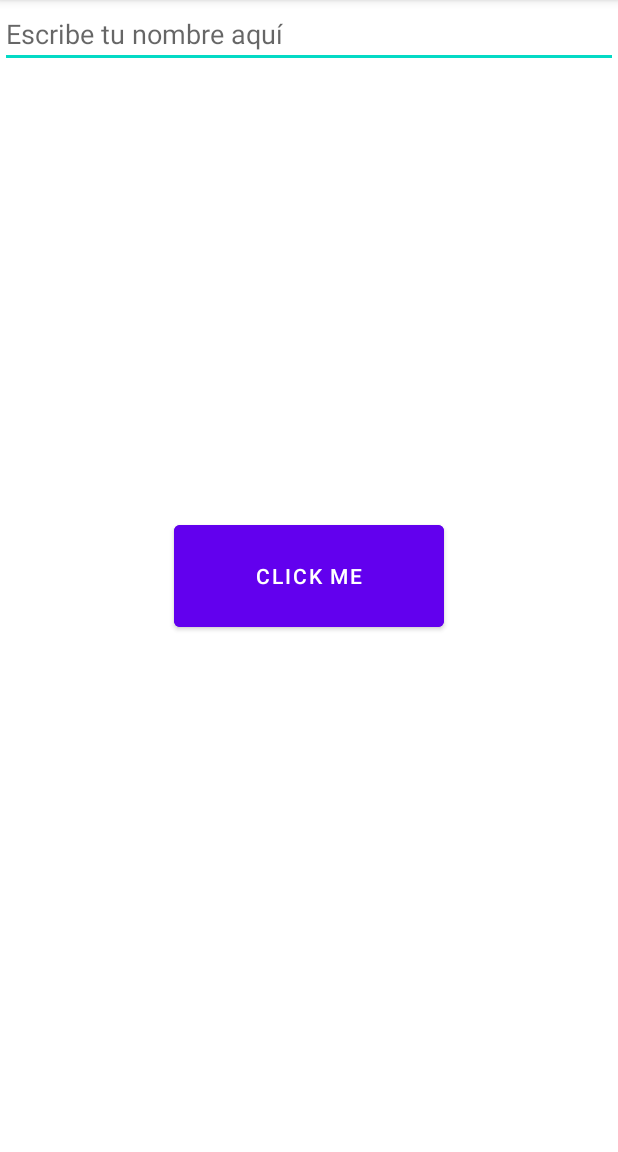
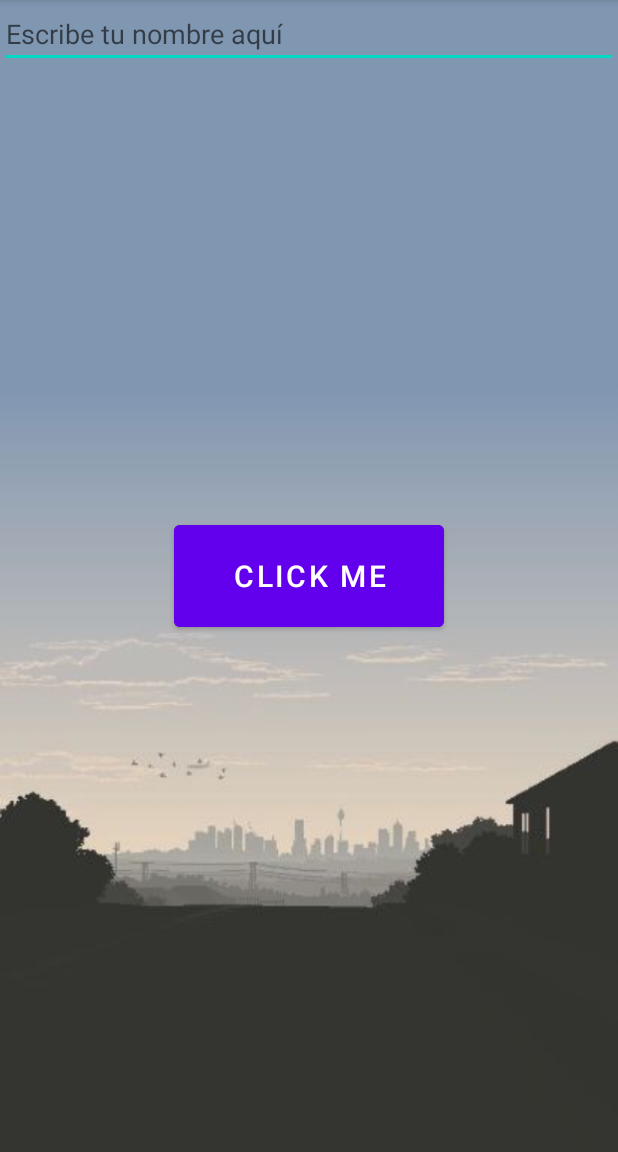
Before and after one commit to santimartinezzgb/app-movil-clickme, an Android app: the screen it shows after launch (MainActivity), after a tap on "CLICK ME", on a phone screen of 412 x 824 dp, the part 84-1236 px from its top. Run offline under Robolectric (Android 15) with nearby library versions, the phone set to English and light mode, and no system bars.

Commit message:
Añadidos filtros y temas de fondo e icono

```diff
--- a/app/src/main/AndroidManifest.xml
+++ b/app/src/main/AndroidManifest.xml
@@ -6,7 +6,7 @@
         android:allowBackup="true"
         android:dataExtractionRules="@xml/data_extraction_rules"
         android:fullBackupContent="@xml/backup_rules"
-        android:icon="@mipmap/ic_launcher"
+        android:icon="@drawable/cafe"
         android:label="@string/app_name"
         android:roundIcon="@mipmap/ic_launcher_round"
         android:supportsRtl="true"
--- a/app/src/main/java/com/example/myapplication/MainActivity.java
+++ b/app/src/main/java/com/example/myapplication/MainActivity.java
@@ -2,6 +2,7 @@ package com.example.myapplication;
 
 import android.annotation.SuppressLint;
 import android.os.Bundle;
+import android.util.Log;
 import android.view.View;
 import android.widget.Button;
 import android.widget.EditText;
@@ -22,22 +23,27 @@ public class MainActivity extends AppCompatActivity {
         @SuppressLint({"MissingInflatedId", "LocalSuppress"}) Button button_back = findViewById(R.id.button_back);
         TextView textView = findViewById(R.id.textView);
         EditText input = findViewById(R.id.input);
-        String texto = input.getText().toString();
 
         button.setOnClickListener(new View.OnClickListener() {
+
 
             @Override
             public void onClick(View v) {
 
-                if(texto.isEmpty()){
+                String texto = input.getText().toString().trim();
+
+                if(texto.trim().equals("cabron")){
+                    Toast.makeText(MainActivity.this, "Palabra prohibida detectada" , Toast.LENGTH_SHORT).show();
+
+                }else if(texto.isEmpty()){
                     Toast.makeText(MainActivity.this, "Por favor ingresa tu nombre", Toast.LENGTH_SHORT).show();
-                    return;
+
                 } else{
                     button_back.setVisibility(View.VISIBLE);
                     input.setVisibility(View.GONE);
                     button.setVisibility(View.GONE);
                     textView.setVisibility(View.VISIBLE);
-                    textView.setText("Hola"+ texto);
+                    textView.setText("Hola" + " " + texto);
                 }
 
             }
--- a/app/src/main/res/layout/activity_main.xml
+++ b/app/src/main/res/layout/activity_main.xml
@@ -6,17 +6,23 @@
     xmlns:app="http://schemas.android.com/apk/res-auto"
     android:background="#FFFFFF">
 
+    <LinearLayout
+        android:background="@drawable/movil"
+        android:layout_width="match_parent"
+        android:layout_height="match_parent">
+    </LinearLayout>
+
+
     <TextView
         android:id="@+id/textView"
         android:layout_width="match_parent"
         android:layout_height="match_parent"
         android:gravity="top|center"
-        android:textSize="24sp"
-        android:textColor="#FFFFFF"
+        android:layout_marginTop="100dp"
+        android:textSize="50dp"
         tools:ignore="MissingConstraints"
         android:visibility="gone"
         app:layout_constraintBottom_toTopOf="@id/button" />
-
 
     <EditText
         android:id="@+id/input"
@@ -31,13 +37,12 @@
         app:layout_constraintEnd_toEndOf="parent"
         app:layout_constraintStart_toStartOf="parent"
         app:layout_constraintTop_toTopOf="parent"
+        android:textSize="20dp"
         android:layout_width="180dp"
         android:layout_height="80dp"
         android:text="Click me"
         android:textColor="#FFFFFF"
         android:backgroundTint="@color/purple_500"
-        tools:layout_editor_absoluteX="145dp"
-        tools:layout_editor_absoluteY="353dp"
         />
 
     <Button
@@ -49,7 +54,8 @@
         android:visibility="gone"
         android:layout_width="180dp"
         android:layout_height="80dp"
-        android:text="Back"
+        android:textSize="20dp"
+        android:text="BACK"
         android:textColor="#FFFFFF"
         android:backgroundTint="#2BE02B"
         tools:layout_editor_absoluteX="145dp"
--- a/app/src/main/res/values/themes.xml
+++ b/app/src/main/res/values/themes.xml
@@ -1,14 +1,18 @@
 <resources xmlns:tools="http://schemas.android.com/tools">
     <!-- Base application theme. -->
     <style name="Theme.MyApplication" parent="Theme.MaterialComponents.DayNight.DarkActionBar">
+
+
         <!-- Primary brand color. -->
         <item name="colorPrimary">@color/purple_500</item>
         <item name="colorPrimaryVariant">@color/purple_700</item>
         <item name="colorOnPrimary">@color/white</item>
+
         <!-- Secondary brand color. -->
         <item name="colorSecondary">@color/teal_200</item>
         <item name="colorSecondaryVariant">@color/teal_700</item>
         <item name="colorOnSecondary">@color/black</item>
+
         <!-- Status bar color. -->
         <item name="android:statusBarColor">?attr/colorPrimaryVariant</item>
         <!-- Customize your theme here. -->
```
Also changed, not shown: app/src/main/res/drawable/cafe.jpg (added), app/src/main/res/drawable/movil.jpg (added).
